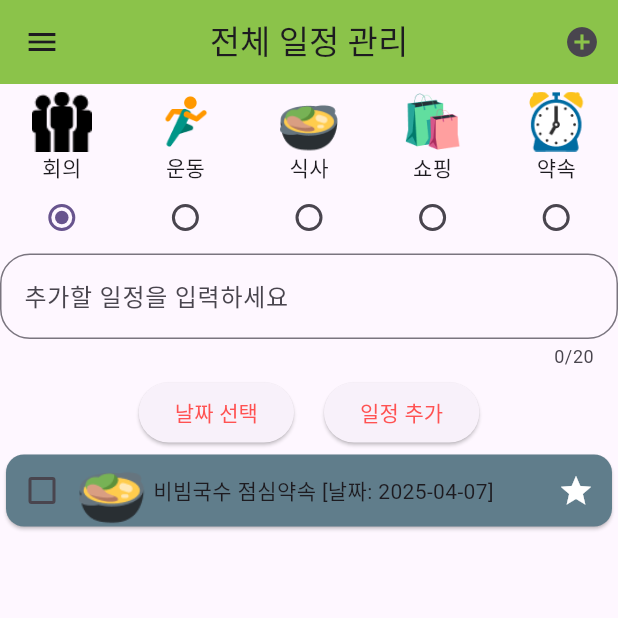
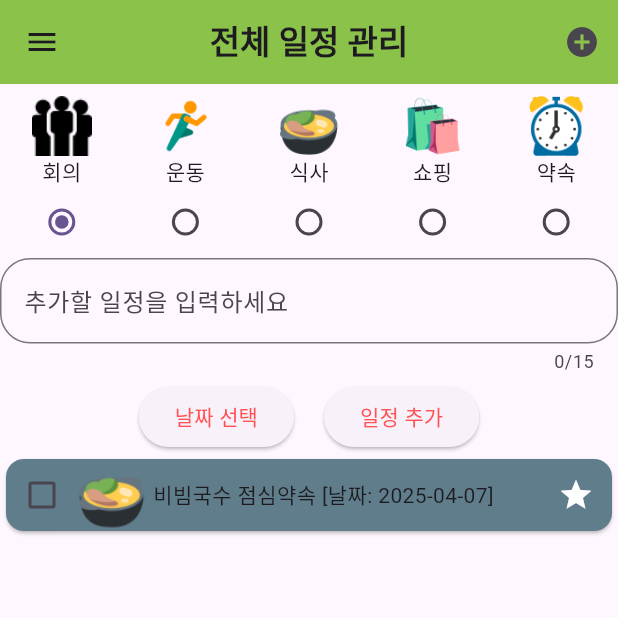
Before and after one commit to zaxuntop/Public-Document, a Flutter app: the FirstPage screen opened by its route, on a phone screen of 412 x 824 dp, the top half of it. Run offline on Flutter 3.47's test engine with Material 3 defaults, Android fonts, the phone set to English and light mode, and no system bars; our stand-ins replace get.

Commit message:
4.7 텍스트 수정
디자인 수정

```diff
--- a/project_app/lib/view/first.dart
+++ b/project_app/lib/view/first.dart
@@ -51,12 +51,20 @@ addData(){
   Widget build(BuildContext context) {
     return Scaffold(
       appBar: AppBar(
-        title: Text('전체 일정 관리'),
+        title: Text(
+          '전체 일정 관리',
+        style: TextStyle(
+          fontWeight: FontWeight.bold
+        ),
+        ),
         centerTitle: true,
         backgroundColor: Colors.lightGreen,
         actions: [
           IconButton(onPressed: () {
-            Get.to(Habit(imaportantList: imaportantList,));
+            Get.to(Habit(imaportantList: imaportantList,),
+            transition: Transition.rightToLeft,
+            duration: Duration(seconds: 2),
+            );
           },
           icon: Icon(Icons.add_circle),
           ),
@@ -65,7 +73,7 @@ addData(){
       body: Center(
         child: Column(
           children: [
-            SizedBox(height: 5,),
+            SizedBox(height: 8,),
             Row(
               mainAxisAlignment: MainAxisAlignment.spaceAround,
               children: [
@@ -127,7 +135,7 @@ addData(){
                 ),
               ),
               maxLines: 1,
-              maxLength: 20,
+              maxLength: 15,
             ),
             SizedBox(height: 5,),
             Row(
--- a/project_app/lib/view/habit.dart
+++ b/project_app/lib/view/habit.dart
@@ -31,7 +31,7 @@ class _HabitState extends State<Habit> {
                   ' 중요 일정',
                   '${widget.imaportantList[index].contents}을 해제했습니다',
                   backgroundColor: Colors.red,
-                  duration: Duration(seconds: 3),
+                  duration: Duration(seconds: 2),
                   );
                 widget.imaportantList[index].imaportant = false;
                 widget.imaportantList.remove(widget.imaportantList[index]);
--- a/project_app/lib/view/home.dart
+++ b/project_app/lib/view/home.dart
@@ -28,7 +28,7 @@ class _HomeState extends State<Home> {
       appBar: AppBar(
         title: Text(
         '야 너두 To do 할 수 있어\n'
-        "'Check Log In'",
+        "'Log In Now!'",
         textAlign: TextAlign.center,
         style: TextStyle(
           color: const Color.fromARGB(255, 27, 19, 148),
--- a/project_app/lib/view/profile.dart
+++ b/project_app/lib/view/profile.dart
@@ -34,9 +34,9 @@ class _ProfileState extends State<Profile> {
               ),
               ),
               Text(
-                '항상 즐거운 마음으로 일정을 관리합니다\n'
-                '여러분도 저와 함께 해요!!\n'
-                '야나두와 함께한지 1년이 되었어요\n',
+                '즐거운 마음으로 일정을 관리합니다\n'
+                '여러분도 함께 해요!!\n'
+                '모두 좋은 일만 생기시길~\n',
                 style: TextStyle(
                   fontSize: 20,
                   fontWeight: FontWeight.bold,
```
